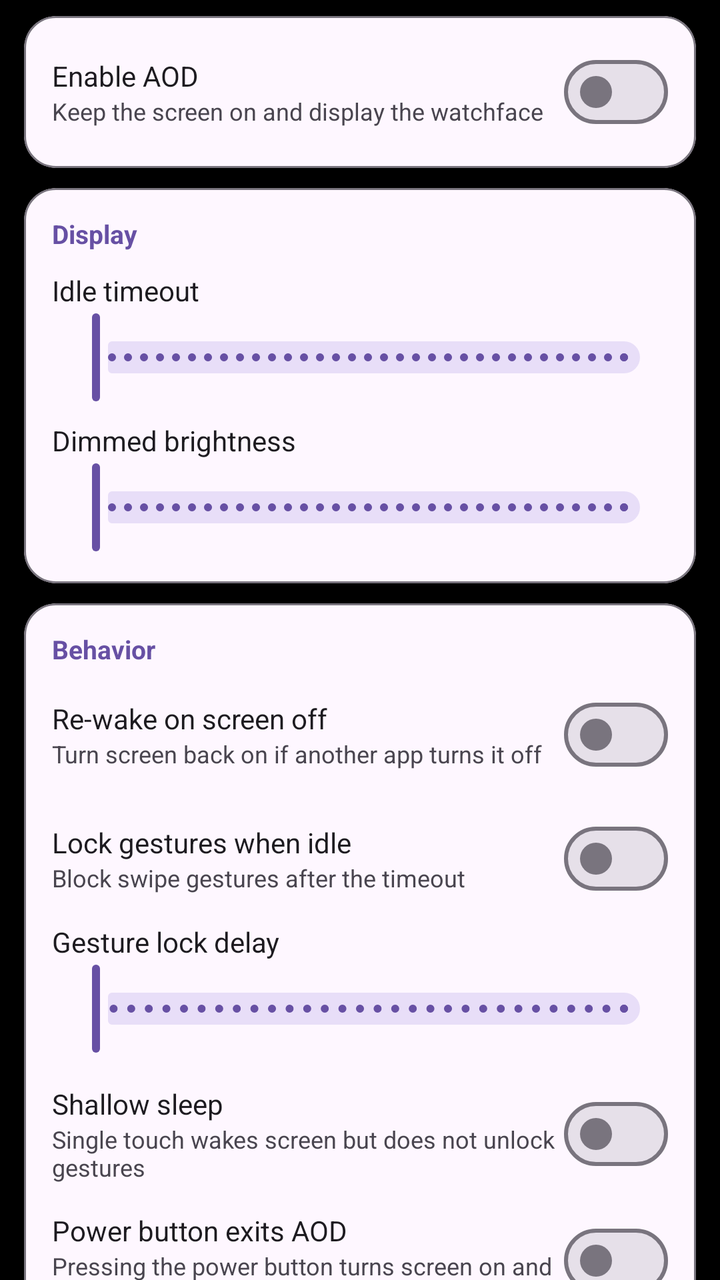
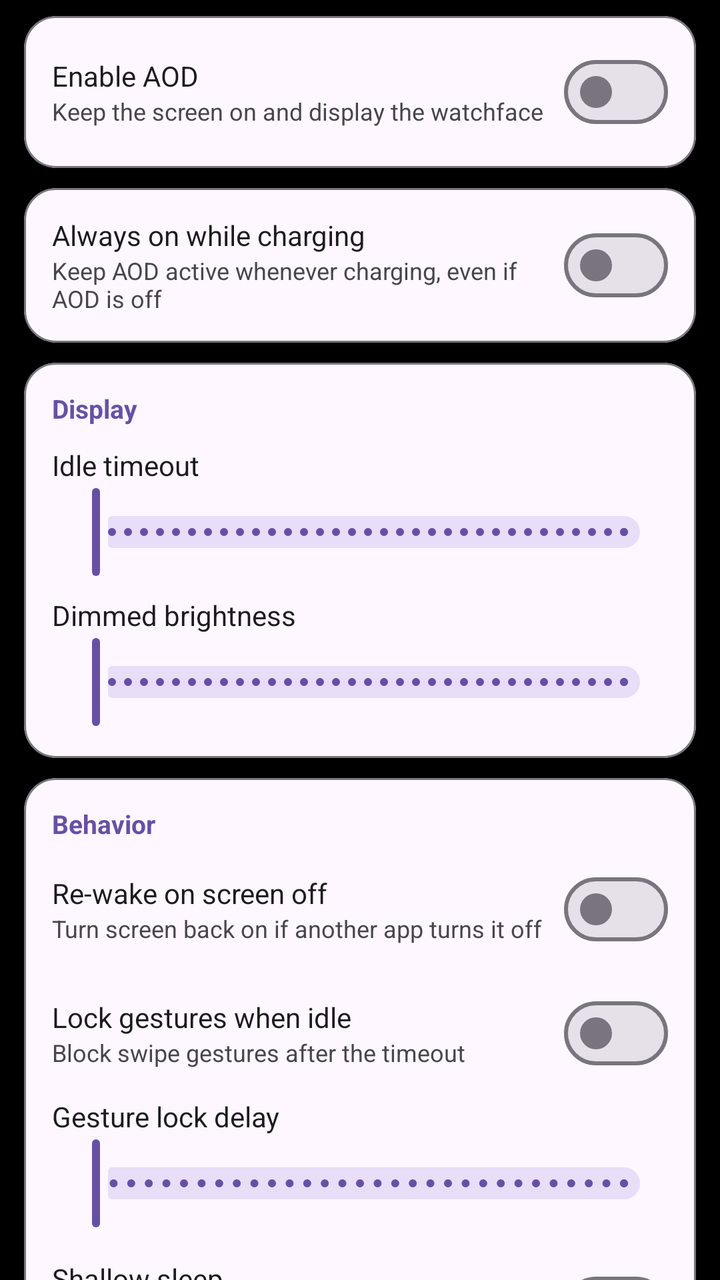

The first picture is an Android layout as it rendered before a commit; the second is the same layout after the commit. The layout source and the unified diff follow.
<!-- AndroidManifest.xml: application theme Theme.CloX -->
<!-- res/layout/fragment_settings_aod.xml -->
<?xml version="1.0" encoding="utf-8"?>
<androidx.core.widget.NestedScrollView
    xmlns:android="http://schemas.android.com/apk/res/android"
    xmlns:app="http://schemas.android.com/apk/res-auto"
    android:layout_width="match_parent"
    android:layout_height="match_parent"
    android:clipToPadding="false"
    android:fillViewport="true">

    <LinearLayout
        android:layout_width="match_parent"
        android:layout_height="wrap_content"
        android:orientation="vertical"
        android:paddingTop="8dp"
        android:paddingBottom="16dp">

        
        <com.google.android.material.card.MaterialCardView
            android:layout_width="match_parent"
            android:layout_height="wrap_content"
            android:layout_marginHorizontal="12dp"
            android:layout_marginBottom="10dp"
            app:cardCornerRadius="16dp"
            app:cardElevation="0dp"
            app:strokeWidth="1dp"
            app:strokeColor="?attr/colorOutline"
            app:cardBackgroundColor="?attr/colorSurface">
            <LinearLayout
                android:layout_width="match_parent"
                android:layout_height="wrap_content"
                android:orientation="horizontal"
                android:gravity="center_vertical"
                android:padding="14dp">
                <LinearLayout android:layout_width="0dp" android:layout_height="wrap_content"
                    android:layout_weight="1" android:orientation="vertical">
                    <TextView android:layout_width="wrap_content" android:layout_height="wrap_content"
                        android:text="@string/pref_aod_enabled_title"
                        android:textSize="14sp" android:textColor="?attr/colorOnSurface" />
                    <TextView android:layout_width="wrap_content" android:layout_height="wrap_content"
                        android:text="@string/pref_aod_enabled_summary"
                        android:textSize="12sp" android:textColor="?attr/colorOnSurfaceVariant" />
                </LinearLayout>
                <com.google.android.material.materialswitch.MaterialSwitch
                    android:id="@+id/switchAodEnabled"
                    android:layout_width="wrap_content" android:layout_height="wrap_content" />
            </LinearLayout>
        </com.google.android.material.card.MaterialCardView>

        
        <com.google.android.material.card.MaterialCardView
            android:id="@+id/cardAodDisplay"
            android:layout_width="match_parent"
            android:layout_height="wrap_content"
            android:layout_marginHorizontal="12dp"
            android:layout_marginBottom="10dp"
            app:cardCornerRadius="16dp"
            app:cardElevation="0dp"
            app:strokeWidth="1dp"
            app:strokeColor="?attr/colorOutline"
            app:cardBackgroundColor="?attr/colorSurface">
            <LinearLayout
                android:layout_width="match_parent"
                android:layout_height="wrap_content"
                android:orientation="vertical"
                android:padding="14dp">
                <TextView android:layout_width="wrap_content" android:layout_height="wrap_content"
                    android:text="@string/pref_aod_category_display"
                    android:textSize="13sp" android:textStyle="bold"
                    android:textColor="?attr/colorPrimary" android:layout_marginBottom="10dp" />

                
                <LinearLayout android:layout_width="match_parent" android:layout_height="wrap_content"
                    android:orientation="vertical">
                    <LinearLayout android:layout_width="match_parent" android:layout_height="wrap_content"
                        android:orientation="horizontal" android:gravity="center_vertical">
                        <TextView android:layout_width="0dp" android:layout_height="wrap_content"
                            android:layout_weight="1"
                            android:text="@string/pref_aod_timeout_title"
                            android:textSize="14sp" android:textColor="?attr/colorOnSurface" />
                        <TextView android:id="@+id/tvAodTimeout"
                            android:layout_width="wrap_content" android:layout_height="wrap_content"
                            android:textSize="13sp" android:textColor="?attr/colorPrimary"
                            android:layout_marginStart="8dp" />
                    </LinearLayout>
                    <com.google.android.material.slider.Slider
                        android:id="@+id/sliderAodTimeout"
                        android:layout_width="match_parent" android:layout_height="wrap_content"
                        android:valueFrom="5" android:valueTo="300" android:stepSize="5" />
                </LinearLayout>

                
                <LinearLayout android:layout_width="match_parent" android:layout_height="wrap_content"
                    android:orientation="vertical" android:layout_marginTop="8dp">
                    <LinearLayout android:layout_width="match_parent" android:layout_height="wrap_content"
                        android:orientation="horizontal" android:gravity="center_vertical">
                        <TextView android:layout_width="0dp" android:layout_height="wrap_content"
                            android:layout_weight="1"
                            android:text="@string/pref_aod_brightness_title"
                            android:textSize="14sp" android:textColor="?attr/colorOnSurface" />
                        <TextView android:id="@+id/tvAodBrightness"
                            android:layout_width="wrap_content" android:layout_height="wrap_content"
                            android:textSize="13sp" android:textColor="?attr/colorPrimary"
                            android:layout_marginStart="8dp" />
                    </LinearLayout>
                    <com.google.android.material.slider.Slider
                        android:id="@+id/sliderAodBrightness"
                        android:layout_width="match_parent" android:layout_height="wrap_content"
                        android:valueFrom="1" android:valueTo="255" android:stepSize="1" />
                </LinearLayout>
            </LinearLayout>
        </com.google.android.material.card.MaterialCardView>

        
        <com.google.android.material.card.MaterialCardView
            android:id="@+id/cardAodBehavior"
            android:layout_width="match_parent"
            android:layout_height="wrap_content"
            android:layout_marginHorizontal="12dp"
            android:layout_marginBottom="10dp"
            app:cardCornerRadius="16dp"
            app:cardElevation="0dp"
            app:strokeWidth="1dp"
            app:strokeColor="?attr/colorOutline"
            app:cardBackgroundColor="?attr/colorSurface">
            <LinearLayout
                android:layout_width="match_parent"
                android:layout_height="wrap_content"
                android:orientation="vertical"
                android:padding="14dp">
                <TextView android:layout_width="wrap_content" android:layout_height="wrap_content"
                    android:text="@string/pref_aod_category_behavior"
                    android:textSize="13sp" android:textStyle="bold"
                    android:textColor="?attr/colorPrimary" android:layout_marginBottom="10dp" />

                
                <LinearLayout android:layout_width="match_parent" android:layout_height="wrap_content"
                    android:orientation="horizontal" android:gravity="center_vertical">
                    <LinearLayout android:layout_width="0dp" android:layout_height="wrap_content"
                        android:layout_weight="1" android:orientation="vertical">
                        <TextView android:layout_width="wrap_content" android:layout_height="wrap_content"
                            android:text="@string/pref_aod_reawaken_title"
                            android:textSize="14sp" android:textColor="?attr/colorOnSurface" />
                        <TextView android:layout_width="wrap_content" android:layout_height="wrap_content"
                            android:text="@string/pref_aod_reawaken_summary"
                            android:textSize="12sp" android:textColor="?attr/colorOnSurfaceVariant" />
                    </LinearLayout>
                    <com.google.android.material.materialswitch.MaterialSwitch
                        android:id="@+id/switchAodReawaken"
                        android:layout_width="wrap_content" android:layout_height="wrap_content" />
                </LinearLayout>

                
                <LinearLayout android:layout_width="match_parent" android:layout_height="wrap_content"
                    android:orientation="horizontal" android:gravity="center_vertical"
                    android:layout_marginTop="14dp">
                    <LinearLayout android:layout_width="0dp" android:layout_height="wrap_content"
                        android:layout_weight="1" android:orientation="vertical">
                        <TextView android:layout_width="wrap_content" android:layout_height="wrap_content"
                            android:text="@string/pref_aod_lock_gesture_title"
                            android:textSize="14sp" android:textColor="?attr/colorOnSurface" />
                        <TextView android:layout_width="wrap_content" android:layout_height="wrap_content"
                            android:text="@string/pref_aod_lock_gesture_summary"
                            android:textSize="12sp" android:textColor="?attr/colorOnSurfaceVariant" />
                    </LinearLayout>
                    <com.google.android.material.materialswitch.MaterialSwitch
                        android:id="@+id/switchAodLockGesture"
                        android:layout_width="wrap_content" android:layout_height="wrap_content" />
                </LinearLayout>

                
                <LinearLayout android:id="@+id/rowAodLockDelay"
                    android:layout_width="match_parent" android:layout_height="wrap_content"
                    android:orientation="vertical" android:layout_marginTop="8dp">
                    <LinearLayout android:layout_width="match_parent" android:layout_height="wrap_content"
                        android:orientation="horizontal" android:gravity="center_vertical">
                        <TextView android:layout_width="0dp" android:layout_height="wrap_content"
                            android:layout_weight="1"
                            android:text="@string/pref_aod_lock_gesture_delay_title"
                            android:textSize="14sp" android:textColor="?attr/colorOnSurface" />
                        <TextView android:id="@+id/tvAodLockDelay"
                            android:layout_width="wrap_content" android:layout_height="wrap_content"
                            android:textSize="13sp" android:textColor="?attr/colorPrimary"
                            android:layout_marginStart="8dp" />
                    </LinearLayout>
                    <com.google.android.material.slider.Slider
                        android:id="@+id/sliderAodLockDelay"
                        android:layout_width="match_parent" android:layout_height="wrap_content"
                        android:valueFrom="0" android:valueTo="30" android:stepSize="1" />
                </LinearLayout>

                
                <LinearLayout android:layout_width="match_parent" android:layout_height="wrap_content"
                    android:orientation="horizontal" android:gravity="center_vertical"
                    android:layout_marginTop="14dp">
                    <LinearLayout android:layout_width="0dp" android:layout_height="wrap_content"
                        android:layout_weight="1" android:orientation="vertical">
                        <TextView android:layout_width="wrap_content" android:layout_height="wrap_content"
                            android:text="@string/pref_aod_shallow_sleep_title"
                            android:textSize="14sp" android:textColor="?attr/colorOnSurface" />
                        <TextView android:layout_width="wrap_content" android:layout_height="wrap_content"
                            android:text="@string/pref_aod_shallow_sleep_summary"
                            android:textSize="12sp" android:textColor="?attr/colorOnSurfaceVariant" />
                    </LinearLayout>
                    <com.google.android.material.materialswitch.MaterialSwitch
                        android:id="@+id/switchAodShallowSleep"
                        android:layout_width="wrap_content" android:layout_height="wrap_content" />
                </LinearLayout>

                
                <LinearLayout android:layout_width="match_parent" android:layout_height="wrap_content"
                    android:orientation="horizontal" android:gravity="center_vertical"
                    android:layout_marginTop="14dp">
                    <LinearLayout android:layout_width="0dp" android:layout_height="wrap_content"
                        android:layout_weight="1" android:orientation="vertical">
                        <TextView android:layout_width="wrap_content" android:layout_height="wrap_content"
                            android:text="@string/pref_aod_power_button_exit_title"
                            android:textSize="14sp" android:textColor="?attr/colorOnSurface" />
                        <TextView android:layout_width="wrap_content" android:layout_height="wrap_content"
                            android:text="@string/pref_aod_power_button_exit_summary"
                            android:textSize="12sp" android:textColor="?attr/colorOnSurfaceVariant" />
                    </LinearLayout>
                    <com.google.android.material.materialswitch.MaterialSwitch
                        android:id="@+id/switchAodPowerExit"
                        android:layout_width="wrap_content" android:layout_height="wrap_content" />
                </LinearLayout>

            </LinearLayout>
        </com.google.android.material.card.MaterialCardView>

    </LinearLayout>
</androidx.core.widget.NestedScrollView>
<!-- resources referenced by this layout -->
<resources>
  <string name="pref_aod_brightness_title">Dimmed brightness</string>
  <string name="pref_aod_category_behavior">Behavior</string>
  <string name="pref_aod_category_display">Display</string>
  <string name="pref_aod_enabled_summary">Keep the screen on and display the watchface</string>
  <string name="pref_aod_enabled_title">Enable AOD</string>
  <string name="pref_aod_lock_gesture_delay_title">Gesture lock delay</string>
  <string name="pref_aod_lock_gesture_summary">Block swipe gestures after the timeout</string>
  <string name="pref_aod_lock_gesture_title">Lock gestures when idle</string>
  <string name="pref_aod_power_button_exit_summary">Pressing the power button turns screen on and exits AOD</string>
  <string name="pref_aod_power_button_exit_title">Power button exits AOD</string>
  <string name="pref_aod_reawaken_summary">Turn screen back on if another app turns it off</string>
  <string name="pref_aod_reawaken_title">Re-wake on screen off</string>
  <string name="pref_aod_shallow_sleep_summary">Single touch wakes screen but does not unlock gestures</string>
  <string name="pref_aod_shallow_sleep_title">Shallow sleep</string>
  <string name="pref_aod_timeout_title">Idle timeout</string>
  <style name="Theme.CloX" parent="Theme.Material3.DayNight.NoActionBar">
          <item name="android:windowBackground">@android:color/black</item>
          <item name="android:windowAnimationStyle">@null</item>
      </style>
</resources>

<!-- the commit's change to res/layout/fragment_settings_aod.xml (unified diff, before → after) -->
@@ -48,6 +48,38 @@
 
         
         <com.google.android.material.card.MaterialCardView
+            android:layout_width="match_parent"
+            android:layout_height="wrap_content"
+            android:layout_marginHorizontal="12dp"
+            android:layout_marginBottom="10dp"
+            app:cardCornerRadius="16dp"
+            app:cardElevation="0dp"
+            app:strokeWidth="1dp"
+            app:strokeColor="?attr/colorOutline"
+            app:cardBackgroundColor="?attr/colorSurface">
+            <LinearLayout
+                android:layout_width="match_parent"
+                android:layout_height="wrap_content"
+                android:orientation="horizontal"
+                android:gravity="center_vertical"
+                android:padding="14dp">
+                <LinearLayout android:layout_width="0dp" android:layout_height="wrap_content"
+                    android:layout_weight="1" android:orientation="vertical">
+                    <TextView android:layout_width="wrap_content" android:layout_height="wrap_content"
+                        android:text="@string/pref_aod_when_charging_title"
+                        android:textSize="14sp" android:textColor="?attr/colorOnSurface" />
+                    <TextView android:layout_width="wrap_content" android:layout_height="wrap_content"
+                        android:text="@string/pref_aod_when_charging_summary"
+                        android:textSize="12sp" android:textColor="?attr/colorOnSurfaceVariant" />
+                </LinearLayout>
+                <com.google.android.material.materialswitch.MaterialSwitch
+                    android:id="@+id/switchAodWhenCharging"
+                    android:layout_width="wrap_content" android:layout_height="wrap_content" />
+            </LinearLayout>
+        </com.google.android.material.card.MaterialCardView>
+
+        
+        <com.google.android.material.card.MaterialCardView
             android:id="@+id/cardAodDisplay"
             android:layout_width="match_parent"
             android:layout_height="wrap_content"
<!-- resource entries referenced after the edit -->
@@ -15,6 +15,8 @@
   <string name="pref_aod_shallow_sleep_summary">Single touch wakes screen but does not unlock gestures</string>
   <string name="pref_aod_shallow_sleep_title">Shallow sleep</string>
   <string name="pref_aod_timeout_title">Idle timeout</string>
+  <string name="pref_aod_when_charging_summary">Keep AOD active whenever charging, even if AOD is off</string>
+  <string name="pref_aod_when_charging_title">Always on while charging</string>
   <style name="Theme.CloX" parent="Theme.Material3.DayNight.NoActionBar">
           <item name="android:windowBackground">@android:color/black</item>
           <item name="android:windowAnimationStyle">@null</item>
